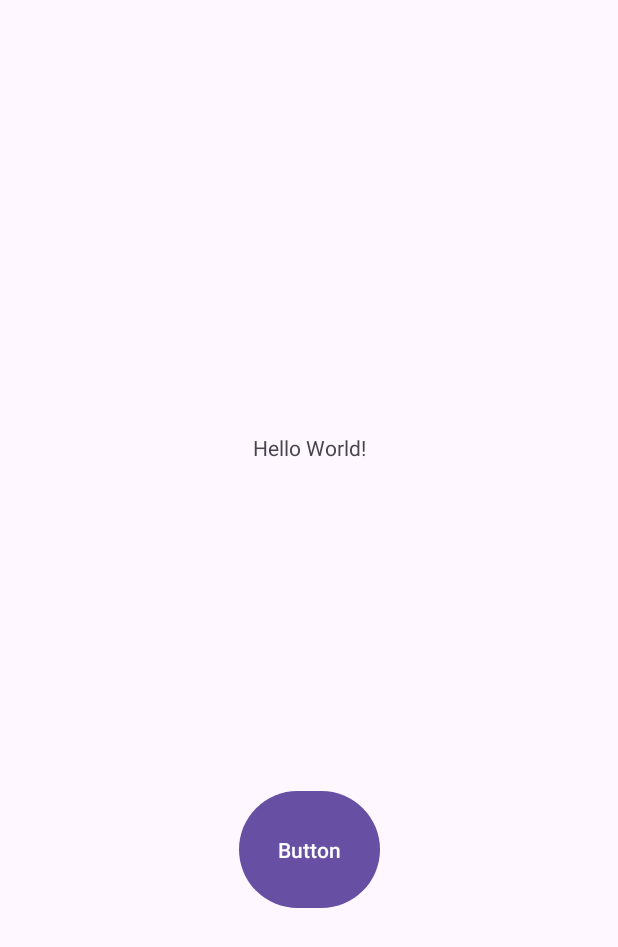
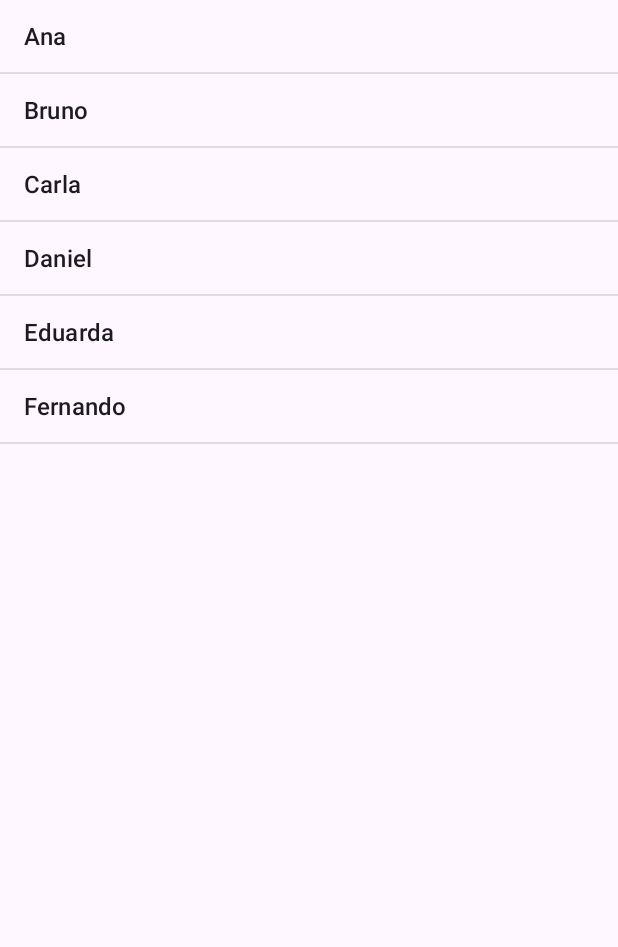
Before and after one commit to eduardotome/ppd, an Android app: the screen it shows after launch (MainActivity), on a phone screen of 412 x 824 dp. Shown: the top 947 px of the screen. Run offline under Robolectric (Android 15) with nearby library versions, the phone set to English and light mode, and no system bars.

Commit message:
lista de nomes

```diff
--- a/app/src/main/AndroidManifest.xml
+++ b/app/src/main/AndroidManifest.xml
@@ -21,6 +21,9 @@
                 <category android:name="android.intent.category.LAUNCHER" />
             </intent-filter>
         </activity>
+        <activity
+            android:name=".DetalheActivity"
+            android:exported="false" />
     </application>
 
 </manifest>
--- a/app/src/main/java/com/example/appdudu/MainActivity.java
+++ b/app/src/main/java/com/example/appdudu/MainActivity.java
@@ -1,33 +1,34 @@
 package com.example.appdudu;
 
+import android.content.Intent;
 import android.os.Bundle;
-import android.widget.Button;
-import android.widget.TextView;
+import android.widget.ArrayAdapter;
+import android.widget.ListView;
 
-import androidx.activity.EdgeToEdge;
 import androidx.appcompat.app.AppCompatActivity;
-import androidx.core.graphics.Insets;
-import androidx.core.view.ViewCompat;
-import androidx.core.view.WindowInsetsCompat;
 
 public class MainActivity extends AppCompatActivity {
 
-    int contador = 0;
+    String[] nomes = {"Ana", "Bruno", "Carla", "Daniel", "Eduarda", "Fernando"};
+    int[] idades = {19, 22, 20, 25, 18, 21};
+    String[] cidades = {"Florianopolis", "Joinville", "Blumenau", "Chapeco", "Itajai", "Lages"};
+
     @Override
     protected void onCreate(Bundle savedInstanceState) {
         super.onCreate(savedInstanceState);
-        EdgeToEdge.enable(this);
         setContentView(R.layout.activity_main);
-        Button b = findViewById(R.id.button);
-        TextView tx = findViewById(R.id.textView);
-        b.setOnClickListener(view -> {
-            contador ++;
-            tx.setText(Integer.toString(contador));
-        });
-        ViewCompat.setOnApplyWindowInsetsListener(findViewById(R.id.main), (v, insets) -> {
-            Insets systemBars = insets.getInsets(WindowInsetsCompat.Type.systemBars());
-            v.setPadding(systemBars.left, systemBars.top, systemBars.right, systemBars.bottom);
-            return insets;
+
+        ListView lista = findViewById(R.id.lista);
+
+        ArrayAdapter<String> adapter = new ArrayAdapter<>(this, android.R.layout.simple_list_item_1, nomes);
+        lista.setAdapter(adapter);
+
+        lista.setOnItemClickListener((parent, view, position, id) -> {
+            Intent i = new Intent(MainActivity.this, DetalheActivity.class);
+            i.putExtra("nome", nomes[position]);
+            i.putExtra("idade", idades[position]);
+            i.putExtra("cidade", cidades[position]);
+            startActivity(i);
         });
     }
 }
--- a/app/src/main/res/layout/activity_main.xml
+++ b/app/src/main/res/layout/activity_main.xml
@@ -1,31 +1,12 @@
 <?xml version="1.0" encoding="utf-8"?>
-<androidx.constraintlayout.widget.ConstraintLayout xmlns:android="http://schemas.android.com/apk/res/android"
-    xmlns:app="http://schemas.android.com/apk/res-auto"
-    xmlns:tools="http://schemas.android.com/tools"
-    android:id="@+id/main"
+<LinearLayout xmlns:android="http://schemas.android.com/apk/res/android"
     android:layout_width="match_parent"
     android:layout_height="match_parent"
-    tools:context=".MainActivity">
+    android:orientation="vertical">
 
-    <TextView
-        android:id="@+id/textView"
-        android:layout_width="wrap_content"
-        android:layout_height="wrap_content"
-        android:text="Hello World!"
-        app:layout_constraintBottom_toBottomOf="parent"
-        app:layout_constraintEnd_toEndOf="parent"
-        app:layout_constraintStart_toStartOf="parent"
-        app:layout_constraintTop_toTopOf="parent"
-        app:layout_constraintVertical_bias="0.359" />
+    <ListView
+        android:id="@+id/lista"
+        android:layout_width="match_parent"
+        android:layout_height="match_parent" />
 
-    <Button
-        android:id="@+id/button"
-        android:layout_width="94dp"
-        android:layout_height="86dp"
-        android:text="Button"
-        app:layout_constraintBottom_toBottomOf="parent"
-        app:layout_constraintEnd_toEndOf="parent"
-        app:layout_constraintStart_toStartOf="parent"
-        app:layout_constraintTop_toBottomOf="@+id/textView" />
-
-</androidx.constraintlayout.widget.ConstraintLayout>
+</LinearLayout>
```
Also changed, not shown: app/src/main/java/com/example/appdudu/DetalheActivity.java (added, +27 -0 lines), app/src/main/res/layout/activity_detalhe.xml (added, +37 -0 lines).
